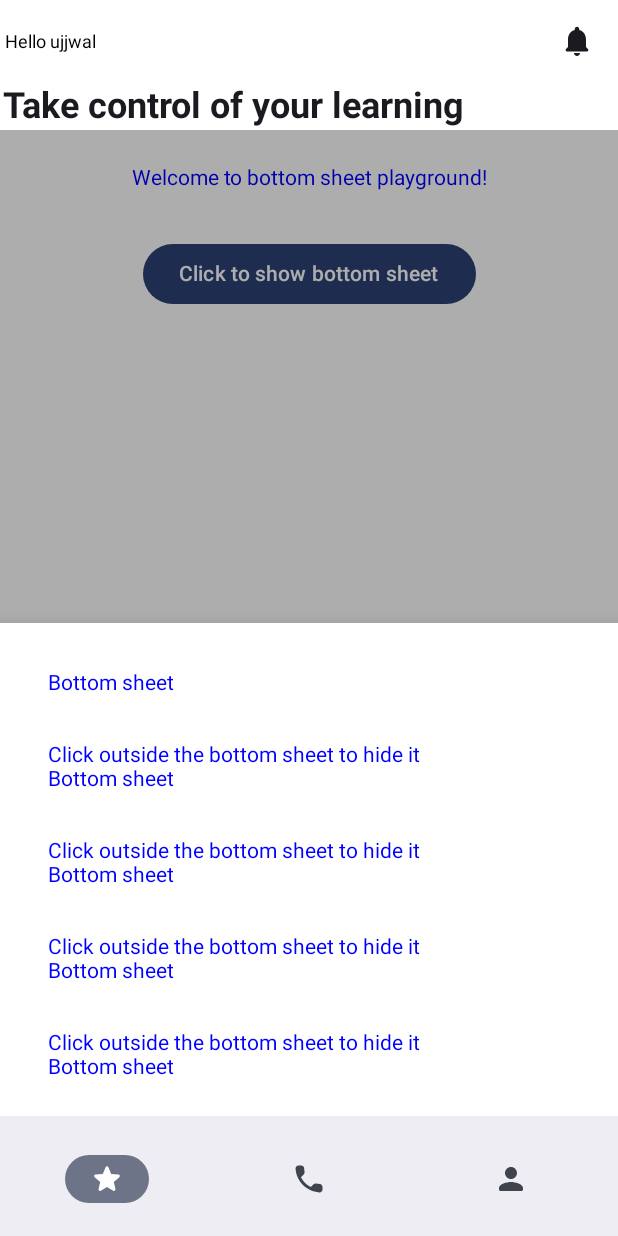
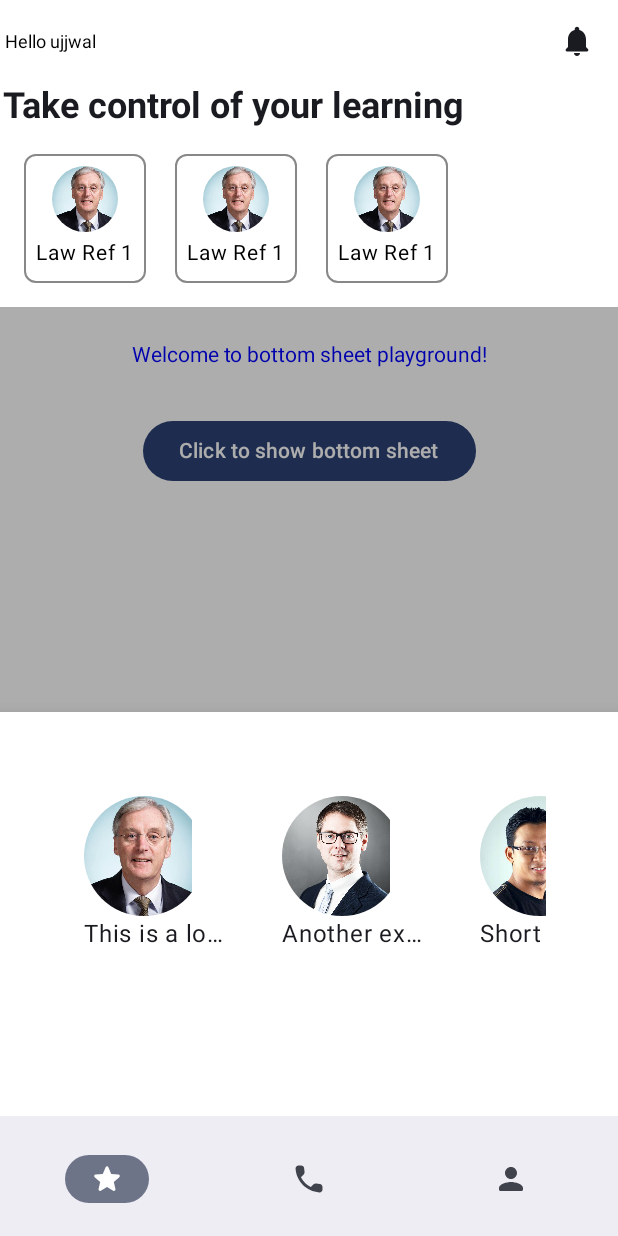
Before and after one commit to UjjwalRana12/lawyer, an Android app built with Jetpack Compose: the screen it shows after launch (MainActivity), after a tap on "Click to show bottom sheet", on a phone screen of 412 x 824 dp. Run offline under Robolectric (Android 15) with nearby library versions, the light colour scheme and no system bars; our stand-ins replace accompanist; 1 statement that could not run was skipped.

Commit message:
lawyer shown

```diff
--- a/app/build.gradle.kts
+++ b/app/build.gradle.kts
@@ -88,5 +88,6 @@ dependencies {
     implementation ("androidx.compose.runtime:runtime-livedata:1.4.0")
     implementation ("androidx.compose.ui:ui:1.4.0")
     implementation ("androidx.compose.foundation:foundation:1.4.0")
+    implementation ("com.google.accompanist:accompanist-systemuicontroller:0.27.0")
 
 }
--- a/app/src/main/java/com/android/lawyer/MainActivity.kt
+++ b/app/src/main/java/com/android/lawyer/MainActivity.kt
@@ -9,6 +9,8 @@ import androidx.compose.material3.Surface
 import androidx.compose.material3.Text
 import androidx.compose.runtime.Composable
 import androidx.compose.ui.Modifier
+import androidx.compose.ui.text.font.Font
+import androidx.compose.ui.text.font.FontFamily
 import androidx.compose.ui.tooling.preview.Preview
 import androidx.navigation.NavGraph
 import androidx.navigation.compose.rememberNavController
@@ -17,6 +19,12 @@ import com.android.lawyer.ui.theme.LawyerTheme
 
 class MainActivity : ComponentActivity() {
     override fun onCreate(savedInstanceState: Bundle?) {
+        val fontFamily = FontFamily(
+            Font(R.font.light),
+            Font(R.font.medium),
+            Font(R.font.mediumitalic),
+            Font(R.font.lightitalic)
+        )
         super.onCreate(savedInstanceState)
         setContent {
             LawyerTheme {
--- /dev/null
+++ b/app/src/main/java/com/android/lawyer/model/LawyerItem.kt
@@ -0,0 +1,14 @@
+package com.android.lawyer.model
+
+import androidx.compose.ui.graphics.painter.Painter
+import org.w3c.dom.Text
+
+data class LawyerDisplayItem(
+    val image: Painter,
+    val name: String
+)
+
+data class LawSuits(
+    val image: Painter,
+    val laws: String
+)
--- /dev/null
+++ b/app/src/main/java/com/android/lawyer/screens/BottomSheetHome.kt
@@ -0,0 +1,112 @@
+package com.android.lawyer.screens
+
+import androidx.compose.foundation.Image
+import androidx.compose.foundation.layout.Arrangement
+import androidx.compose.foundation.layout.Column
+import androidx.compose.foundation.layout.fillMaxSize
+import androidx.compose.foundation.layout.fillMaxWidth
+import androidx.compose.foundation.layout.padding
+import androidx.compose.foundation.layout.size
+import androidx.compose.foundation.lazy.LazyRow
+import androidx.compose.foundation.lazy.items
+import androidx.compose.foundation.rememberScrollState
+import androidx.compose.foundation.shape.CircleShape
+import androidx.compose.foundation.verticalScroll
+import androidx.compose.material3.Text
+import androidx.compose.runtime.Composable
+import androidx.compose.ui.Modifier
+import androidx.compose.ui.draw.clip
+import androidx.compose.ui.layout.ContentScale
+import androidx.compose.ui.res.painterResource
+import androidx.compose.ui.text.style.TextOverflow
+import androidx.compose.ui.tooling.preview.Preview
+import androidx.compose.ui.unit.dp
+import com.android.lawyer.R
+import com.android.lawyer.model.LawyerDisplayItem
+
+
+
+
+@Composable
+fun BottomSheet() {
+    val scrollState = rememberScrollState()
+    val LawyerDisplayItems = listOf(
+        LawyerDisplayItem(painterResource(R.drawable.image1), "This is a long text that should be ellipsized after a certain number of words."),
+        LawyerDisplayItem(painterResource(R.drawable.image2), "Another example text to show ellipsization."),
+        LawyerDisplayItem(painterResource(R.drawable.image3), "Short text."),
+        LawyerDisplayItem(painterResource(R.drawable.image3), "Short text."),
+        LawyerDisplayItem(painterResource(R.drawable.image3), "Short text.")
+    )
+    Column(
+        modifier = Modifier
+            .padding(32.dp)
+            .verticalScroll(scrollState)
+            .fillMaxSize()
+    ) {
+        displayLawyer(LawyerDisplayItems = LawyerDisplayItems)
+    }
+}
+
+
+@Composable
+fun displayLawyer(LawyerDisplayItems: List<LawyerDisplayItem>, wordLimit: Int = 10) {
+
+
+    LazyRow(
+        modifier = Modifier.padding(16.dp),
+        horizontalArrangement = Arrangement.spacedBy(16.dp)
+    ) {
+
+        items(LawyerDisplayItems) { item ->
+            Column(
+                modifier = Modifier
+                    .padding(8.dp)
+                    .fillMaxWidth()
+            ) {
+
+                Image(
+                    painter = item.image,
+                    contentDescription = null,
+                    modifier = Modifier
+                        .size(80.dp)
+                        .clip(CircleShape)
+                        .padding(end = 8.dp),
+                    contentScale = ContentScale.Crop
+                )
+
+                Text(text = item.name.truncateToWords(wordLimit), maxLines = 1, overflow = TextOverflow.Ellipsis, modifier = Modifier.size(100.dp))
+            }
+
+        }
+
+    }
+}
+
+fun String.truncateToWords(wordLimit: Int): String {
+    val words = this.split(" ")
+    return if (words.size <= wordLimit) {
+        this
+    } else {
+        words.take(wordLimit).joinToString(" ") + "..."
+    }
+}
+
+
+
+
+
+@Preview
+@Composable
+fun previewBottom() {
+
+
+    val LawyerDisplayItems = listOf(
+        LawyerDisplayItem(painterResource(R.drawable.image1), "This is a long text that should be ellipsized after a certain number of words."),
+        LawyerDisplayItem(painterResource(R.drawable.image2), "Another example text to show ellipsization."),
+        LawyerDisplayItem(painterResource(R.drawable.image3), "Short text."),
+        LawyerDisplayItem(painterResource(R.drawable.image3), "Short text."),
+        LawyerDisplayItem(painterResource(R.drawable.image3), "Short text.")
+    )
+    displayLawyer(LawyerDisplayItems = LawyerDisplayItems)
+
+}
--- a/app/src/main/java/com/android/lawyer/screens/Home.kt
+++ b/app/src/main/java/com/android/lawyer/screens/Home.kt
@@ -2,61 +2,70 @@ package com.android.lawyer.screens
 
 import com.android.lawyer.R
 import androidx.activity.compose.BackHandler
-import androidx.compose.animation.AnimatedContentTransitionScope.SlideDirection.Companion.Start
+import androidx.compose.foundation.Image
 import androidx.compose.foundation.background
+import androidx.compose.foundation.border
 import androidx.compose.foundation.layout.Arrangement
+import androidx.compose.foundation.layout.Box
 import androidx.compose.foundation.layout.Column
 import androidx.compose.foundation.layout.Row
 import androidx.compose.foundation.layout.Spacer
 import androidx.compose.foundation.layout.fillMaxSize
 import androidx.compose.foundation.layout.fillMaxWidth
 import androidx.compose.foundation.layout.height
+import androidx.compose.foundation.layout.imePadding
+import androidx.compose.foundation.layout.offset
 import androidx.compose.foundation.layout.padding
+import androidx.compose.foundation.layout.safeDrawingPadding
 import androidx.compose.foundation.layout.size
-import androidx.compose.foundation.rememberScrollState
-import androidx.compose.foundation.verticalScroll
+import androidx.compose.foundation.layout.width
+import androidx.compose.foundation.layout.wrapContentSize
+import androidx.compose.foundation.lazy.LazyRow
+import androidx.compose.foundation.lazy.items
+import androidx.compose.foundation.shape.CircleShape
+import androidx.compose.foundation.shape.RoundedCornerShape
 import androidx.compose.material.ExperimentalMaterialApi
 import androidx.compose.material.ModalBottomSheetLayout
 import androidx.compose.material.ModalBottomSheetValue
 import androidx.compose.material.icons.Icons
-import androidx.compose.material.icons.filled.MailOutline
 import androidx.compose.material.icons.rounded.Notifications
 import androidx.compose.material.rememberModalBottomSheetState
+import androidx.compose.material3.AlertDialogDefaults.shape
 import androidx.compose.material3.Button
-import androidx.compose.material3.DrawerValue
-import androidx.compose.material3.ExperimentalMaterial3Api
+import androidx.compose.material3.Card
+import androidx.compose.material3.CardDefaults
 import androidx.compose.material3.Icon
 import androidx.compose.material3.IconButton
-import androidx.compose.material3.MaterialTheme
-import androidx.compose.material3.ModalNavigationDrawer
-import androidx.compose.material3.Scaffold
 import androidx.compose.material3.Text
-import androidx.compose.material3.TopAppBar
-import androidx.compose.material3.rememberDrawerState
 import androidx.compose.runtime.Composable
 import androidx.compose.runtime.rememberCoroutineScope
 import androidx.compose.ui.Alignment
 import androidx.compose.ui.Modifier
+import androidx.compose.ui.draw.clip
 import androidx.compose.ui.graphics.Color
-import androidx.compose.ui.graphics.vector.ImageVector
-import androidx.compose.ui.modifier.modifierLocalConsumer
+import androidx.compose.ui.graphics.Shape
 import androidx.compose.ui.res.painterResource
 import androidx.compose.ui.text.TextStyle
+import androidx.compose.ui.text.font.Font
 import androidx.compose.ui.text.font.FontFamily
-import androidx.compose.ui.text.font.FontStyle
 import androidx.compose.ui.text.font.FontWeight
 import androidx.compose.ui.text.style.TextAlign
-import androidx.compose.ui.text.style.TextDecoration
 import androidx.compose.ui.tooling.preview.Preview
 import androidx.compose.ui.unit.dp
 import androidx.compose.ui.unit.sp
 import androidx.navigation.NavHostController
-import androidx.navigation.compose.rememberNavController
+import com.android.lawyer.model.LawSuits
 import kotlinx.coroutines.launch
 
 @Composable
 fun Home(navController: NavHostController) {
 
+    val lawReferences = listOf(
+        LawSuits(painterResource(id =R.drawable.image1 ), "Law Ref 1"),
+        LawSuits(painterResource(id =R.drawable.image1 ), "Law Ref 1"),
+        LawSuits(painterResource(id =R.drawable.image1 ), "Law Ref 1"),
+
+    )
     Column(
         modifier = Modifier
             .fillMaxSize()
@@ -80,6 +89,9 @@ fun Home(navController: NavHostController) {
             }
         }
         mainText(text = "this is my message")
+
+        lawRecycler(lawSuits = lawReferences)
+
         myBottomSheet()
 
     }
@@ -87,14 +99,62 @@ fun Home(navController: NavHostController) {
 }
 
 
+@Composable
+fun lawRecycler(lawSuits: List<LawSuits>) {
+    val shape: Shape = RoundedCornerShape(8.dp)
+
+    LazyRow(
+        modifier = Modifier.padding(16.dp),
+        horizontalArrangement = Arrangement.spacedBy(16.dp)
+    ) {
+        items(lawSuits) { item ->
+            Card(
+                modifier = Modifier
+                    .padding(end = 3.dp)
+                    .wrapContentSize()
+                    .border(1.dp, Color.Gray, shape)
+                    .clip(shape),
+                colors = CardDefaults.cardColors(
+                    containerColor = Color.White
+                ),
+                elevation = CardDefaults.cardElevation(14.dp),
+                shape = shape
+            ) {
+                Box(
+                    contentAlignment = Alignment.Center,
+                    modifier = Modifier.wrapContentSize()
+                ) {
+                    Column(
+                        horizontalAlignment = Alignment.CenterHorizontally,
+                        verticalArrangement = Arrangement.Center,
+                        modifier = Modifier.padding(8.dp)
+                    ) {
+                        Image(
+                            painter = item.image,
+                            contentDescription = null,
+                            modifier = Modifier.size(44.dp).clip(CircleShape),
+                            alignment = Alignment.Center
+                        )
+                        Spacer(modifier = Modifier.height(2.dp))
+                        Text(
+                            text = item.laws,
+                            color = Color.Black,
+                            fontSize = 14.sp
+                        )
+                    }
+                }
+            }
+        }
+    }
+}
+
+
 @OptIn(ExperimentalMaterialApi::class)
 @Composable
 fun myBottomSheet() {
 
-    val sheetState = rememberModalBottomSheetState(
-        initialValue = ModalBottomSheetValue.Hidden,
-        confirmStateChange = { it != ModalBottomSheetValue.HalfExpanded }
-    )
+    val sheetState = rememberModalBottomSheetState(initialValue = ModalBottomSheetValue.Hidden,
+        confirmStateChange = { it != ModalBottomSheetValue.HalfExpanded })
     val coroutineScope = rememberCoroutineScope()
 
     BackHandler(sheetState.isVisible) {
@@ -102,9 +162,7 @@ fun myBottomSheet() {
     }
 
     ModalBottomSheetLayout(
-        sheetState = sheetState,
-        sheetContent = { BottomSheet() },
-        modifier = Modifier.fillMaxSize()
+        sheetState = sheetState, sheetContent = { BottomSheet() }, modifier = Modifier.fillMaxSize()
     ) {
         Column(
             modifier = Modifier
@@ -117,17 +175,16 @@ fun myBottomSheet() {
                 text = "Welcome to bottom sheet playground!",
                 modifier = Modifier.fillMaxWidth(),
                 style = TextStyle(color = Color.Blue),
-                textAlign = TextAlign.Center
+                textAlign = TextAlign.Center,
+
             )
             Spacer(modifier = Modifier.height(32.dp))
-            Button(
-                onClick = {
-                    coroutineScope.launch {
-                        if (sheetState.isVisible) sheetState.hide()
-                        else sheetState.show()
-                    }
+            Button(onClick = {
+                coroutineScope.launch {
+                    if (sheetState.isVisible) sheetState.hide()
+                    else sheetState.show()
                 }
-            ) {
+            }) {
                 Text(text = "Click to show bottom sheet")
             }
         }
@@ -135,115 +192,6 @@ fun myBottomSheet() {
 
 }
 
-@Composable
-fun BottomSheet() {
-    val scrollState = rememberScrollState()
-    Column(
-        modifier = Modifier.padding(32.dp).verticalScroll(scrollState)
-    ) {
-        Text(
-            text = "Bottom sheet",
-            style = TextStyle(color = Color.Blue)
-
-        )
-        Spacer(modifier = Modifier.height(32.dp))
-        Text(
-            text = "Click outside the bottom sheet to hide it",
-            style = TextStyle(color = Color.Blue)
-        )
-        Text(
-            text = "Bottom sheet",
-            style = TextStyle(color = Color.Blue)
-
-        )
-        Spacer(modifier = Modifier.height(32.dp))
-        Text(
-            text = "Click outside the bottom sheet to hide it",
-            style = TextStyle(color = Color.Blue)
-        )
-        Text(
-            text = "Bottom sheet",
-            style = TextStyle(color = Color.Blue)
-
-        )
-        Spacer(modifier = Modifier.height(32.dp))
-        Text(
-            text = "Click outside the bottom sheet to hide it",
-            style = TextStyle(color = Color.Blue)
-        )
-        Text(
-            text = "Bottom sheet",
-            style = TextStyle(color = Color.Blue)
-        )
-        Spacer(modifier = Modifier.height(32.dp))
-        Text(
-            text = "Click outside the bottom sheet to hide it",
-            style = TextStyle(color = Color.Blue)
-        )
-        Text(
-            text = "Bottom sheet",
-            style = TextStyle(color = Color.Blue)
-
-        )
-
-        Spacer(modifier = Modifier.height(32.dp))
-        Text(
-            text = "Click outside the bottom sheet to hide it",
-            style = TextStyle(color = Color.Blue)
-        )
-        Text(
-            text = "Bottom sheet",
-            style = TextStyle(color = Color.Blue)
-
-        )
-        Spacer(modifier = Modifier.height(32.dp))
-        Text(
-            text = "Click outside the bottom sheet to hide it",
-            style = TextStyle(color = Color.Blue)
-        )
-         Text(
-            text = "Bottom sheet",
-            style = TextStyle(color = Color.Blue)
-
-        )
-        Spacer(modifier = Modifier.height(32.dp))
-        Text(
-            text = "Click outside the bottom sheet to hide it",
-            style = TextStyle(color = Color.Blue)
-        )
-         Text(
-            text = "Bottom sheet",
-            style = TextStyle(color = Color.Blue)
-
-        )
-        Spacer(modifier = Modifier.height(32.dp))
-        Text(
-            text = "Click outside the bottom sheet to hide it",
-            style = TextStyle(color = Color.Blue)
-        )
-         Text(
-            text = "Bottom sheet",
-            style = TextStyle(color = Color.Blue)
-
-        )
-        Spacer(modifier = Modifier.height(32.dp))
-        Text(
-            text = "Click outside the bottom sheet to hide it",
-            style = TextStyle(color = Color.Blue)
-        )
-         Text(
-            text = "Bottom sheet",
-            style = TextStyle(color = Color.Blue)
-
-        )
-        Spacer(modifier = Modifier.height(32.dp))
-        Text(
-            text = "Click outside the bottom sheet to hide it",
-            style = TextStyle(color = Color.Blue)
-        )
-
-    }
-}
 
 @Composable
 fun mainText(text: String) {
@@ -254,20 +202,7 @@ fun mainText(text: String) {
             .fillMaxWidth()
             .padding(2.dp),
         style = TextStyle(
-            fontSize = 24.sp,
-            fontFamily = FontFamily.SansSerif,
-            fontWeight = FontWeight.Bold
+            fontSize = 24.sp, fontFamily = FontFamily.SansSerif, fontWeight = FontWeight.Bold
         )
     )
-
-
 }
-
-@Preview
-@Composable
-fun previewBottom() {
-    //myBottomSheet()
-    val nav = rememberNavController()
-    Home(navController = nav)
-// BottomSheet()
-}
--- a/app/src/main/java/com/android/lawyer/ui/theme/Theme.kt
+++ b/app/src/main/java/com/android/lawyer/ui/theme/Theme.kt
@@ -10,10 +10,12 @@ import androidx.compose.material3.dynamicLightColorScheme
 import androidx.compose.material3.lightColorScheme
 import androidx.compose.runtime.Composable
 import androidx.compose.runtime.SideEffect
+import androidx.compose.ui.graphics.Color
 import androidx.compose.ui.graphics.toArgb
 import androidx.compose.ui.platform.LocalContext
 import androidx.compose.ui.platform.LocalView
 import androidx.core.view.WindowCompat
+import com.google.accompanist.systemuicontroller.rememberSystemUiController
 
 private val DarkColorScheme = darkColorScheme(
     primary = Purple80,
@@ -38,12 +40,17 @@ private val LightColorScheme = lightColorScheme(
 )
 
 @Composable
+
+
 fun LawyerTheme(
     darkTheme: Boolean = isSystemInDarkTheme(),
     // Dynamic color is available on Android 12+
     dynamicColor: Boolean = true,
     content: @Composable () -> Unit
 ) {
+
+
+
     val colorScheme = when {
         dynamicColor && Build.VERSION.SDK_INT >= Build.VERSION_CODES.S -> {
             val context = LocalContext.current
@@ -57,8 +64,9 @@ fun LawyerTheme(
     if (!view.isInEditMode) {
         SideEffect {
             val window = (view.context as Activity).window
-            window.statusBarColor = colorScheme.primary.toArgb()
-            WindowCompat.getInsetsController(window, view).isAppearanceLightStatusBars = darkTheme
+            window.statusBarColor = colorScheme.background.toArgb()
+            window.navigationBarColor = colorScheme.background.toArgb()
+            WindowCompat.getInsetsController(window, view).isAppearanceLightStatusBars = !darkTheme
         }
     }
 
--- a/app/src/main/res/values/themes.xml
+++ b/app/src/main/res/values/themes.xml
@@ -1,5 +1,12 @@
 <?xml version="1.0" encoding="utf-8"?>
 <resources>
 
-    <style name="Theme.Lawyer" parent="android:Theme.Material.Light.NoActionBar" />
+
+
+    <style name="Theme.Lawyer" parent="android:Theme.Material.Light.NoActionBar">
+        <item name="android:windowTranslucentStatus">
+            false
+        </item>
+    </style>
+
 </resources>
```
Also changed, not shown: app/src/main/java/com/android/lawyer/screens/BottomNav.kt (+23 -19 lines), app/src/main/res/drawable/image1.jpg (added), app/src/main/res/drawable/image2.jpg (added), app/src/main/res/drawable/image3.jpg (added), app/src/main/res/font/light.ttf (added), app/src/main/res/font/lightitalic.ttf (added), app/src/main/res/font/medium.ttf (added), app/src/main/res/font/mediumitalic.ttf (added).
